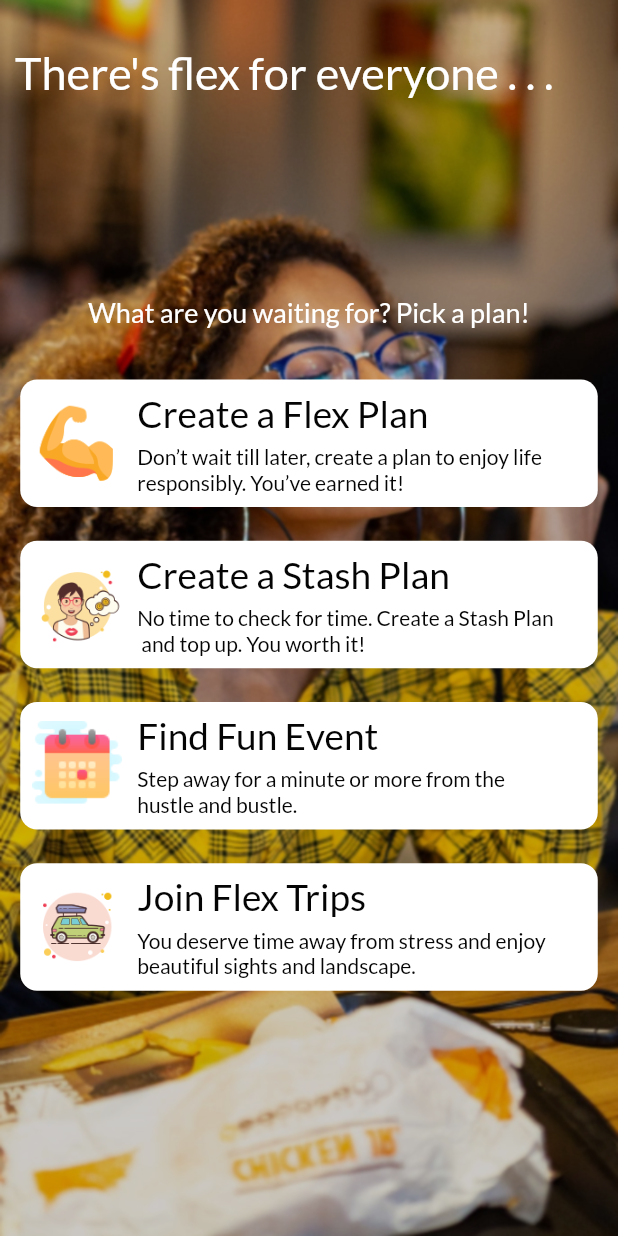
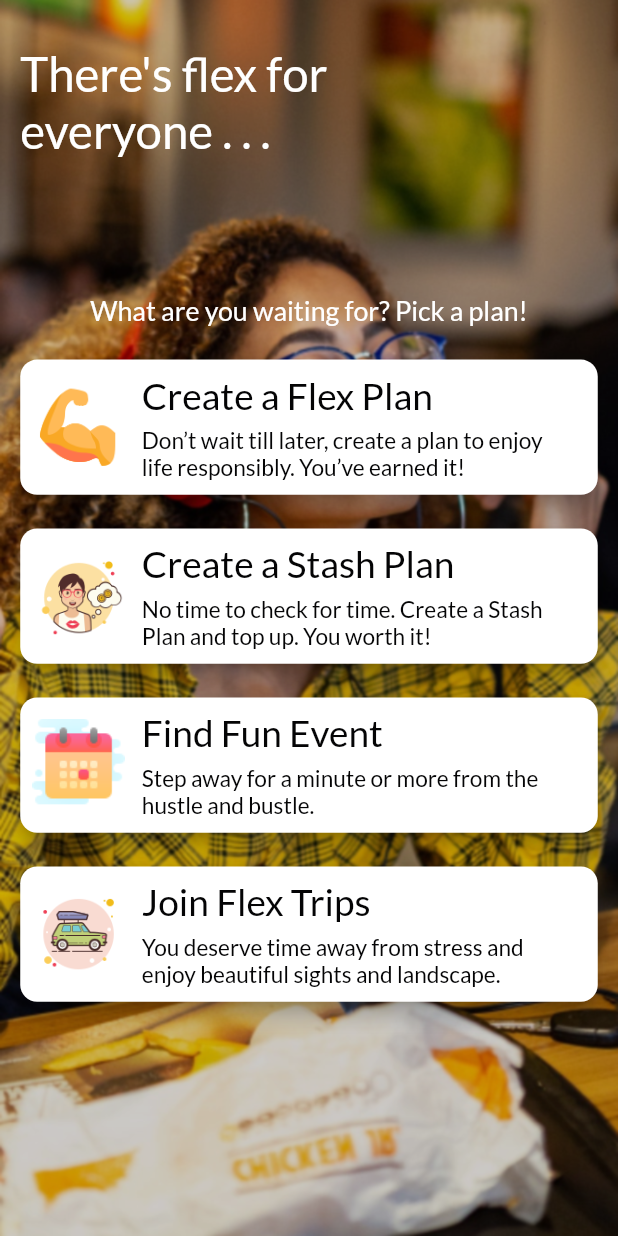
Before and after one commit to fayisode/Flex, a Flutter app: the screen it shows after launch, on a phone screen of 412 x 824 dp. Run offline on Flutter 3.47's test engine with Material 2 defaults, Android fonts, the phone set to English and light mode, and no system bars; drawn by our look-alikes of auto_size_text; our stand-ins replace curved_navigation_bar, google_fonts, sizer.

Commit message:
Get Started Page updated

```diff
--- a/lib/constrint.dart
+++ b/lib/constrint.dart
@@ -48,28 +48,28 @@ class AppTheme {
       textStyle: TextStyle(color: LightColor.subTitleTextColor, fontSize: 12));
 
   static TextStyle h1Style = GoogleFonts.lato(
-      textStyle: TextStyle(fontSize: 24, fontWeight: FontWeight.bold));
+      textStyle: TextStyle(fontSize: 18.5.sp, fontWeight: FontWeight.bold));
   static TextStyle h2Style = GoogleFonts.lato(
-      textStyle: TextStyle(fontSize: 22, color: LightColor.black));
+      textStyle: TextStyle(fontSize: 17.0.sp, color: LightColor.black));
   static TextStyle h3Style = GoogleFonts.lato(
-      textStyle: TextStyle(fontSize: 20, color: LightColor.black));
+      textStyle: TextStyle(fontSize: 15.5.sp, color: LightColor.black));
   static TextStyle h4Style = GoogleFonts.lato(
-      textStyle: TextStyle(fontSize: 18, color: LightColor.black));
+      textStyle: TextStyle(fontSize: 15.0.sp, color: LightColor.black));
   static TextStyle h5Style = GoogleFonts.lato(
-      textStyle: TextStyle(fontSize: 16, color: LightColor.black));
+      textStyle: TextStyle(fontSize: 13.0.sp, color: LightColor.black));
   static TextStyle h6Style = GoogleFonts.lato(
-      textStyle: TextStyle(fontSize: 14, color: LightColor.black));
+      textStyle: TextStyle(fontSize: 11.0.sp, color: LightColor.black));
 }
 
 final kDefaultShadow = BoxShadow(
   offset: Offset(0, 50),
-  blurRadius: 50,
+  blurRadius: kDefaultPadding * 5,
   color: lightcolorsCode3.withOpacity(0.15),
 );
 
 final kDefaultCardShadow = BoxShadow(
   offset: Offset(0, 20),
-  blurRadius: 50,
+  blurRadius: kDefaultPadding * 5,
   color: Colors.black.withOpacity(0.1),
 );
 
--- a/lib/screens/get-started/components/backgroung_image.dart
+++ b/lib/screens/get-started/components/backgroung_image.dart
@@ -9,8 +9,7 @@ class BackGroundImage extends StatelessWidget {
 
   @override
   Widget build(BuildContext context) {
-    return Expanded(
-      child: Container(
+    return Container(
       decoration: BoxDecoration(
         image: DecorationImage(
           image: AssetImage("assets/images/ImageBackground1.png"),
@@ -26,7 +25,6 @@ class BackGroundImage extends StatelessWidget {
           color: Colors.black.withOpacity(0.2),
         ),
       ),
-      ),
     );
   }
 }
--- a/lib/screens/get-started/components/bar-element.dart
+++ b/lib/screens/get-started/components/bar-element.dart
@@ -1,5 +1,5 @@
 import 'package:flutter/material.dart';
-
+import 'package:sizer/sizer.dart';
 import '../../../constrint.dart';
 import '../components/icon_bar.dart';
 
@@ -13,25 +13,33 @@ class BarElements extends StatelessWidget {
     return Padding(
       padding: EdgeInsets.all(kDefaultPadding * 1.2),
       child: Column(
-        mainAxisAlignment: MainAxisAlignment.center,
+        //mainAxisAlignment: MainAxisAlignment.center,
         children: <Widget>[
+          Container(
+            margin: EdgeInsets.only(
+                right: kDefaultWidthPadding * 4, top: kDefaultPadding * 1.5),
+            child: Text(
+              "There's flex for everyone . . .",
+              style: AppTheme.h2Style
+                  .copyWith(fontSize: 23.0.sp, color: Colors.white),
+            ),
+          ),
           SizedBox(
-            height: kDefaultPadding * 3,
+            height: kDefaultPadding * 8,
           ),
           Container(
             child: Text(
               "What are you waiting for? Pick a plan!",
-              style:
-                  AppTheme.h2Style.copyWith(fontSize: 18, color: Colors.white),
+              style: AppTheme.h5Style.copyWith(color: Colors.white),
             ),
           ),
           SizedBox(
-            height: kDefaultPadding * 3,
+            height: kDefaultPadding * 2,
           ),
           IconBar(
             text1: "Create a Flex Plan",
             text2:
-                "Don’t wait till later, create a plan to enjoy life \nresponsibly. You’ve earned it!",
+                "Don’t wait till later, create a plan to enjoy life responsibly. You’ve earned it!",
             iconAssets: "assets/images/flex_image.png",
           ),
           SizedBox(
@@ -40,7 +48,7 @@ class BarElements extends StatelessWidget {
           IconBar(
             text1: "Create a Stash Plan",
             text2:
-                "No time to check for time. Create a Stash Plan \n and top up. You worth it!",
+                "No time to check for time. Create a Stash Plan and top up. You worth it!",
             iconAssets: "assets/images/stash.png",
           ),
           SizedBox(
@@ -48,8 +56,7 @@ class BarElements extends StatelessWidget {
           ),
           IconBar(
             text1: "Find Fun Event",
-            text2:
-                "Step away for a minute or more from the \nhustle and bustle.",
+            text2: "Step away for a minute or more from the hustle and bustle.",
             iconAssets: "assets/images/event.png",
           ),
           SizedBox(
@@ -58,7 +65,7 @@ class BarElements extends StatelessWidget {
           IconBar(
             text1: "Join Flex Trips",
             text2:
-                "You deserve time away from stress and enjoy \nbeautiful sights and landscape.",
+                "You deserve time away from stress and enjoy beautiful sights and landscape.",
             iconAssets: "assets/images/tour.png",
           ),
         ],
--- a/lib/screens/get-started/components/icon_bar.dart
+++ b/lib/screens/get-started/components/icon_bar.dart
@@ -1,3 +1,4 @@
+import 'package:auto_size_text/auto_size_text.dart';
 import 'package:flutter/material.dart';
 import 'package:sizer/sizer.dart';
 import '../../../constrint.dart';
@@ -19,6 +20,7 @@ class IconBar extends StatelessWidget {
           {}
         },
         style: TextButton.styleFrom(
+            elevation: 5,
             backgroundColor: Colors.white,
             shape: RoundedRectangleBorder(
                 borderRadius: BorderRadius.circular(kDefaultPadding))),
@@ -26,12 +28,12 @@ class IconBar extends StatelessWidget {
           children: <Widget>[
             Image.asset(
               iconAssets,
-              height: 60,
-              width: 60,
+              height: 9.0.h,
+              width: 15.0.w,
               //color: Colors.white,
             ),
             SizedBox(
-              width: 10,
+              width: kDefaultPadding,
             ),
             Column(
               crossAxisAlignment: CrossAxisAlignment.start,
@@ -41,11 +43,15 @@ class IconBar extends StatelessWidget {
                   style: AppTheme.h2Style.copyWith(fontSize: 18.0.sp),
                 ),
                 SizedBox(
-                  height: 5,
+                  height: kDefaultPadding * 0.5,
                 ),
-                Text(
-                  text2,
-                  style: AppTheme.h6Style,
+                Container(
+                  width: 66.0.w,
+                  child: AutoSizeText(
+                    text2,
+                    maxLines: 3,
+                    style: AppTheme.h6Style,
+                  ),
                 )
               ],
             )
--- a/lib/screens/get-started/get-started.dart
+++ b/lib/screens/get-started/get-started.dart
@@ -1,4 +1,3 @@
-import 'package:flex/constrint.dart';
 import 'package:flutter/material.dart';
 import 'components/backgroung_image.dart';
 import 'components/bar-element.dart';
@@ -12,14 +11,6 @@ class GetStarted extends StatelessWidget {
           fit: StackFit.expand,
           children: [
             BackGroundImage(),
-            Container(
-              margin: EdgeInsets.only(right: 40, left: 10, top: 30),
-              child: Text(
-                "There's flex for everyone . . .",
-                style: AppTheme.h2Style
-                    .copyWith(fontSize: 30, color: Colors.white),
-              ),
-            ),
             BarElements(),
           ],
         ),
--- a/pubspec.yaml
+++ b/pubspec.yaml
@@ -28,6 +28,7 @@ dependencies:
   google_fonts: ^2.0.0
   provider: ^5.0.0
   sizer: ^1.1.8
+  auto_size_text: ^2.1.0
 
 dev_dependencies:
   flutter_test:
@@ -53,6 +54,7 @@ flutter:
     - assets/images/event.png
     - assets/images/tour.png
     - assets/images/ImageBackground1.png
+
   #   - images/a_dot_burr.jpeg
   #   - images/a_dot_ham.jpeg
   # An image asset can refer to one or more resolution-specific "variants", see
```
Also changed, not shown: pubspec.lock. Lines whose indentation alone changed are shown as unchanged.
